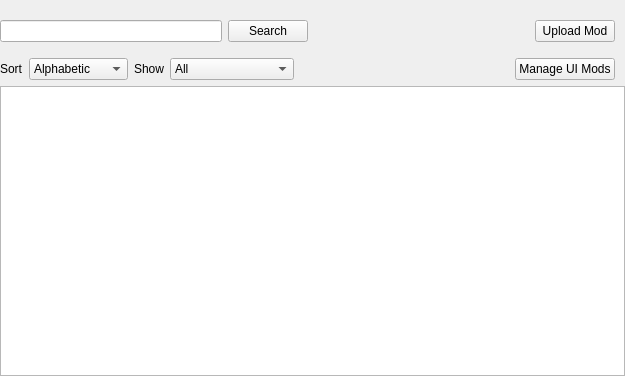
Above: src/_res/modvault/modvault.ui from FAForever/client before the change. Below: the same form after it.
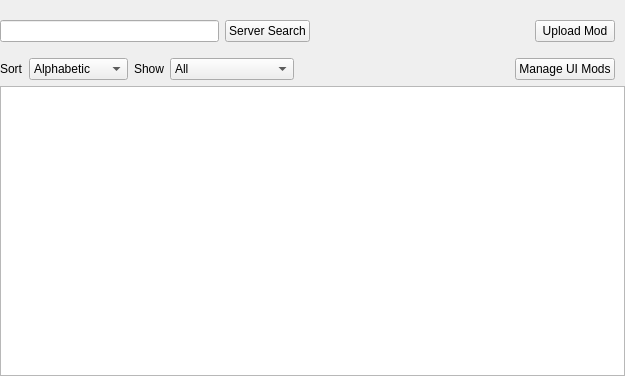
That is the form after the change.

```diff
--- a/src/_res/modvault/modvault.ui
+++ b/src/_res/modvault/modvault.ui
@@ -53,7 +53,7 @@
            <item>
             <widget class="QPushButton" name="searchButton">
              <property name="text">
-              <string>Search</string>
+              <string>Server Search</string>
              </property>
             </widget>
            </item>
```
